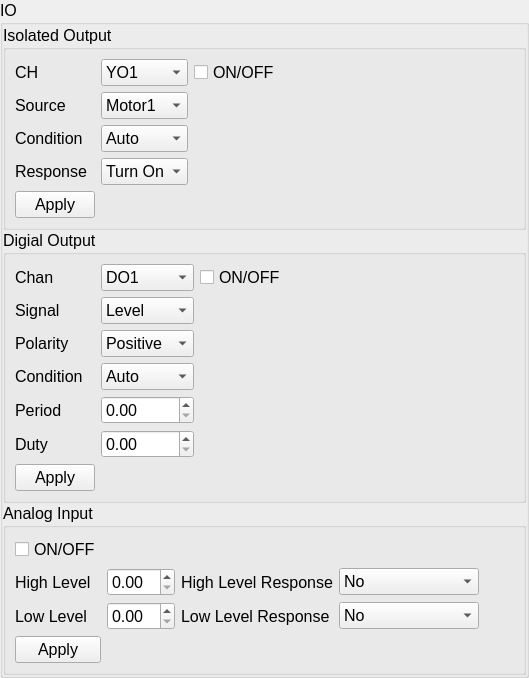
Old version of the form source/wnd/ui/mrqio.ui in the repository ww4u/megarobostudio.
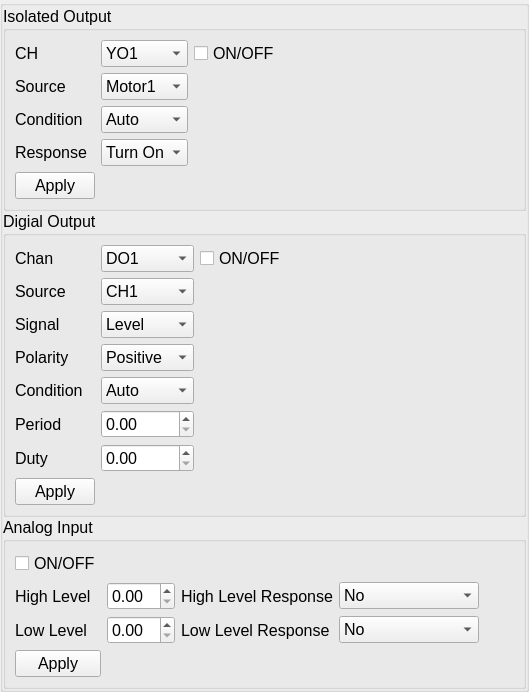
New version of the form.

```diff
--- a/source/wnd/ui/mrqio.ui
+++ b/source/wnd/ui/mrqio.ui
@@ -7,7 +7,7 @@
     <x>0</x>
     <y>0</y>
     <width>529</width>
-    <height>560</height>
+    <height>588</height>
    </rect>
   </property>
   <property name="font">
@@ -37,7 +37,7 @@
    <item>
     <widget class="QGroupBox" name="groupBox_4">
      <property name="title">
-      <string>IO</string>
+      <string/>
      </property>
      <layout class="QVBoxLayout" name="verticalLayout_2">
       <property name="spacing">
@@ -322,6 +322,37 @@
            </property>
           </widget>
          </item>
+         <item row="1" column="0">
+          <widget class="QLabel" name="label_15">
+           <property name="text">
+            <string>Source</string>
+           </property>
+          </widget>
+         </item>
+         <item row="1" column="1">
+          <widget class="QComboBox" name="cmbDoSource">
+           <item>
+            <property name="text">
+             <string>CH1</string>
+            </property>
+           </item>
+           <item>
+            <property name="text">
+             <string>CH2</string>
+            </property>
+           </item>
+           <item>
+            <property name="text">
+             <string>CH3</string>
+            </property>
+           </item>
+           <item>
+            <property name="text">
+             <string>CH4</string>
+            </property>
+           </item>
+          </widget>
+         </item>
         </layout>
        </widget>
       </item>
```
